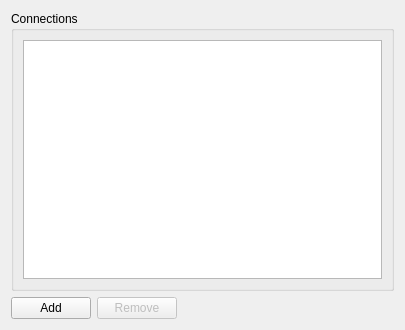
Old version of the form kobby/connectionmanager.ui in the repository KDE/kte-collaborative.
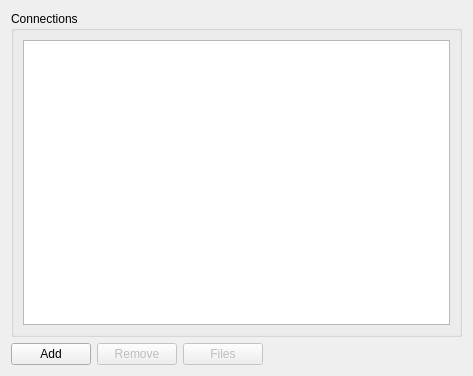
New version of the form.

```diff
--- a/kobby/connectionmanager.ui
+++ b/kobby/connectionmanager.ui
@@ -5,8 +5,8 @@
    <rect>
     <x>0</x>
     <y>0</y>
-    <width>405</width>
-    <height>330</height>
+    <width>473</width>
+    <height>376</height>
    </rect>
   </property>
   <property name="windowTitle" >
@@ -48,6 +48,16 @@
        </property>
       </widget>
      </item>
+     <item>
+      <widget class="QPushButton" name="filesButton" >
+       <property name="enabled" >
+        <bool>false</bool>
+       </property>
+       <property name="text" >
+        <string>Files</string>
+       </property>
+      </widget>
+     </item>
      <item>
       <spacer name="horizontalSpacer" >
        <property name="orientation" >
```
